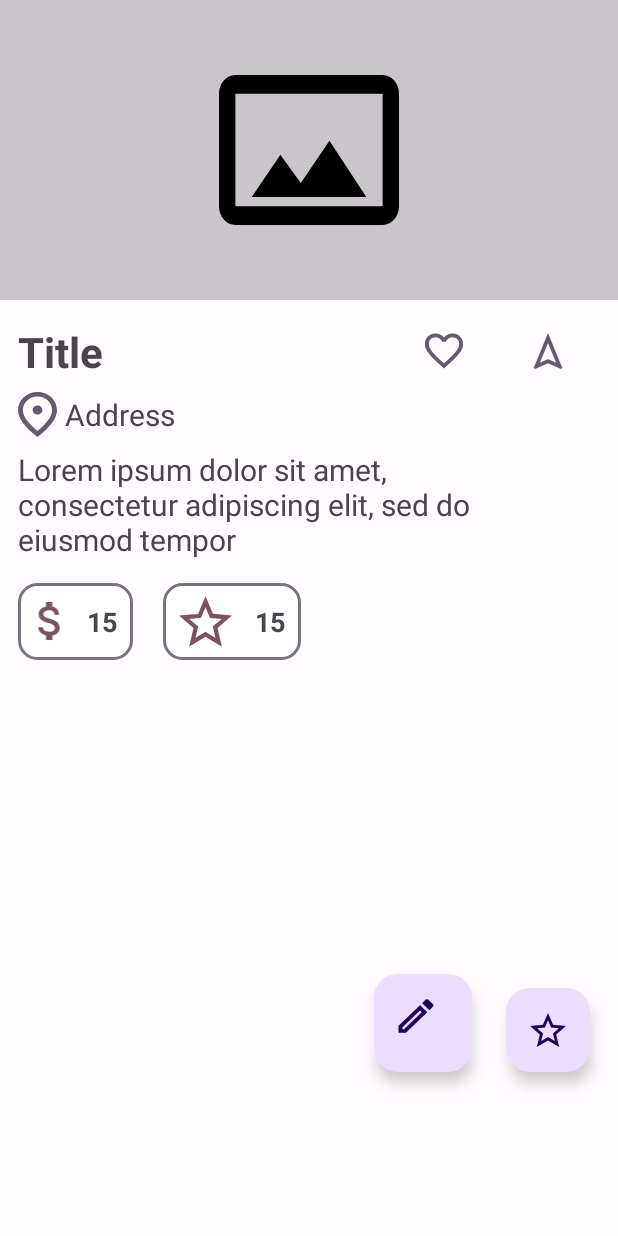
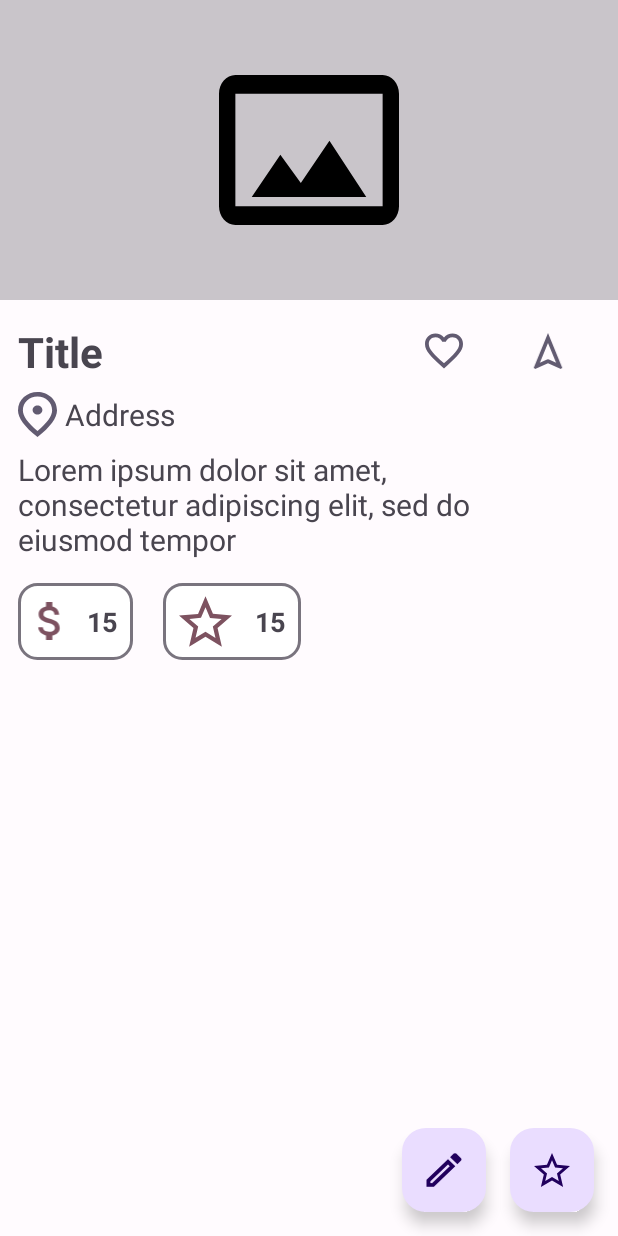
Before and after one commit to kizukkk/e-potreba, an Android app: the layout fragment_marker_details.xml on its own in the app's theme, with its tools: preview values and no code run, on a phone screen of 412 x 824 dp. Run offline under Robolectric (Android 15) with nearby library versions, the phone set to English and light mode, and no system bars.

Commit message:
Layout (#26)
* fiX: floating buttons

* fiX: minor fixes, dark theme map

---------

Co-authored-by: sspaceless <bodnarillia@26gmail.com>

```diff
--- a/app/build.gradle
+++ b/app/build.gradle
@@ -56,6 +56,7 @@ dependencies {
     implementation 'androidx.constraintlayout:constraintlayout:2.1.4'
     implementation 'androidx.navigation:navigation-fragment-ktx:2.5.3'
     implementation 'androidx.navigation:navigation-ui-ktx:2.5.3'
+    implementation 'com.google.maps.android:android-maps-utils:3.4.0'
     testImplementation 'junit:junit:4.13.2'
     androidTestImplementation 'androidx.test.ext:junit:1.1.5'
     androidTestImplementation 'androidx.test.espresso:espresso-core:3.5.1'
--- a/app/src/main/java/com/eteam/epotreba/domain/models/MarkerModel.kt
+++ b/app/src/main/java/com/eteam/epotreba/domain/models/MarkerModel.kt
@@ -3,7 +3,7 @@ package com.eteam.epotreba.domain.models
 import com.google.android.gms.maps.model.LatLng
 import java.text.DecimalFormat
 
-data class MarkerModel(
+data class MarkerModel (
     val id: String,
     var title: String,
     var about: String,
--- a/app/src/main/res/drawable/bg_profile_avatar.xml
+++ b/app/src/main/res/drawable/bg_profile_avatar.xml
@@ -1,12 +1,8 @@
 <?xml version="1.0" encoding="utf-8"?>
 <shape xmlns:android="http://schemas.android.com/apk/res/android">
-    <solid
-        android:color="?colorPrimary"/>
-
     <size
         android:width="50dp"
         android:height="50dp"/>
-
-    <solid android:color="?colorOnPrimary"/>
+    <solid android:color="?colorPrimary"/>
     <corners android:radius="100dp"/>
 </shape>
--- /dev/null
+++ b/app/src/main/res/drawable/ic_icon_wc.xml
@@ -0,0 +1,5 @@
+<vector android:height="24dp" android:tint="?colorPrimary"
+    android:viewportHeight="24" android:viewportWidth="24"
+    android:width="24dp" xmlns:android="http://schemas.android.com/apk/res/android">
+    <path android:fillColor="@android:color/white" android:pathData="M5.5,22v-7.5L4,14.5L4,9c0,-1.1 0.9,-2 2,-2h3c1.1,0 2,0.9 2,2v5.5L9.5,14.5L9.5,22h-4zM18,22v-6h3l-2.54,-7.63C18.18,7.55 17.42,7 16.56,7h-0.12c-0.86,0 -1.63,0.55 -1.9,1.37L12,16h3v6h3zM7.5,6c1.11,0 2,-0.89 2,-2s-0.89,-2 -2,-2 -2,0.89 -2,2 0.89,2 2,2zM16.5,6c1.11,0 2,-0.89 2,-2s-0.89,-2 -2,-2 -2,0.89 -2,2 0.89,2 2,2z"/>
+</vector>
--- a/app/src/main/res/layout/fragment_marker_details.xml
+++ b/app/src/main/res/layout/fragment_marker_details.xml
@@ -219,24 +219,20 @@
         android:id="@+id/but_vote"
         android:layout_width="wrap_content"
         android:layout_height="wrap_content"
-        android:background="@drawable/bg_marker_details_bottom_buttons"
-        android:outlineAmbientShadowColor="#040303"
-        android:padding="15dp"
-        app:layout_constraintBottom_toTopOf="@+id/guideline3"
-        app:layout_constraintEnd_toEndOf="parent"
-        app:layout_constraintStart_toStartOf="@+id/guideline2"
-        app:srcCompat="@drawable/ic_icon_star" />
+        app:layout_constraintBottom_toBottomOf="parent"
+        app:layout_constraintRight_toRightOf="parent"
+        android:layout_margin="16dp"
+        app:srcCompat="@drawable/ic_icon_star"
+        android:contentDescription="Rate" />
 
     <com.google.android.material.floatingactionbutton.FloatingActionButton
         android:id="@+id/but_edit"
-        android:layout_width="65dp"
-        android:layout_height="65dp"
-        android:layout_marginEnd="4dp"
-        android:background="@drawable/bg_marker_details_bottom_buttons"
-        android:outlineAmbientShadowColor="#040303"
-        android:padding="15dp"
-        app:layout_constraintBottom_toTopOf="@+id/guideline3"
-        app:layout_constraintEnd_toStartOf="@+id/guideline2"
-        app:srcCompat="@drawable/ic_icon_edit" />
+        android:layout_width="wrap_content"
+        android:layout_height="wrap_content"
+        app:layout_constraintBottom_toBottomOf="parent"
+        app:layout_constraintRight_toLeftOf="@id/but_vote"
+        android:layout_margin="16dp"
+        app:srcCompat="@drawable/ic_icon_edit"
+        android:contentDescription="Edit" />
 
 </androidx.constraintlayout.widget.ConstraintLayout>
--- a/app/src/main/res/layout/fragment_near.xml
+++ b/app/src/main/res/layout/fragment_near.xml
@@ -5,7 +5,7 @@
     android:layout_width="match_parent"
     android:layout_height="match_parent"
     tools:context=".presentation.fragment.ToiletsListFragment">
-
+z
     <androidx.fragment.app.FragmentContainerView
         android:name="com.google.android.gms.maps.SupportMapFragment"
         android:id="@+id/mapsContainerView"
--- a/app/src/main/res/layout/fragment_profile.xml
+++ b/app/src/main/res/layout/fragment_profile.xml
@@ -28,6 +28,8 @@
             android:layout_margin="10dp"
             android:layout_weight="0"
             android:background="@drawable/bg_profile_avatar"
+            android:textColor="?colorOnPrimary"
+            android:text="#"
             android:gravity="center"
             android:textSize="24sp" />
 
```
Also changed, not shown: app/src/main/java/com/eteam/epotreba/presentation/fragment/NearFragment.kt (+74 -15 lines), app/src/main/res/layout/bottom_sheet_layout.xml (deleted, +0 -20 lines), app/src/main/res/raw/night_map.json (added, +161 -0 lines).
